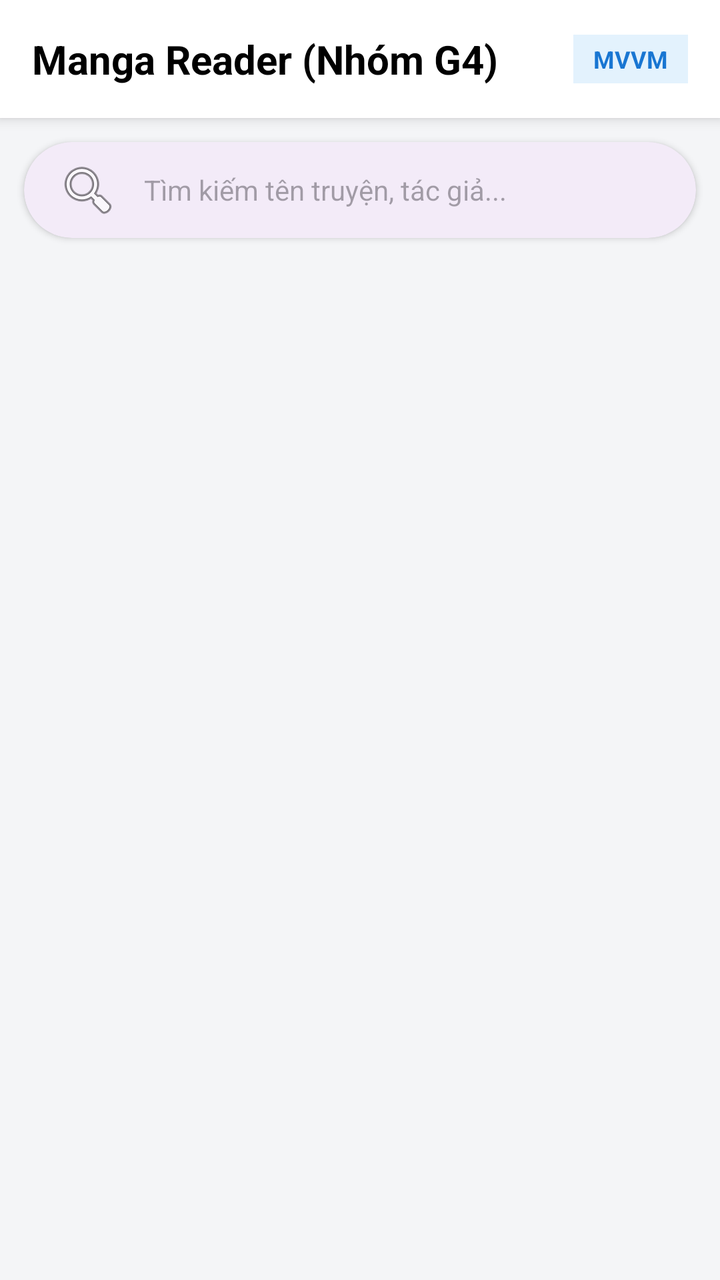
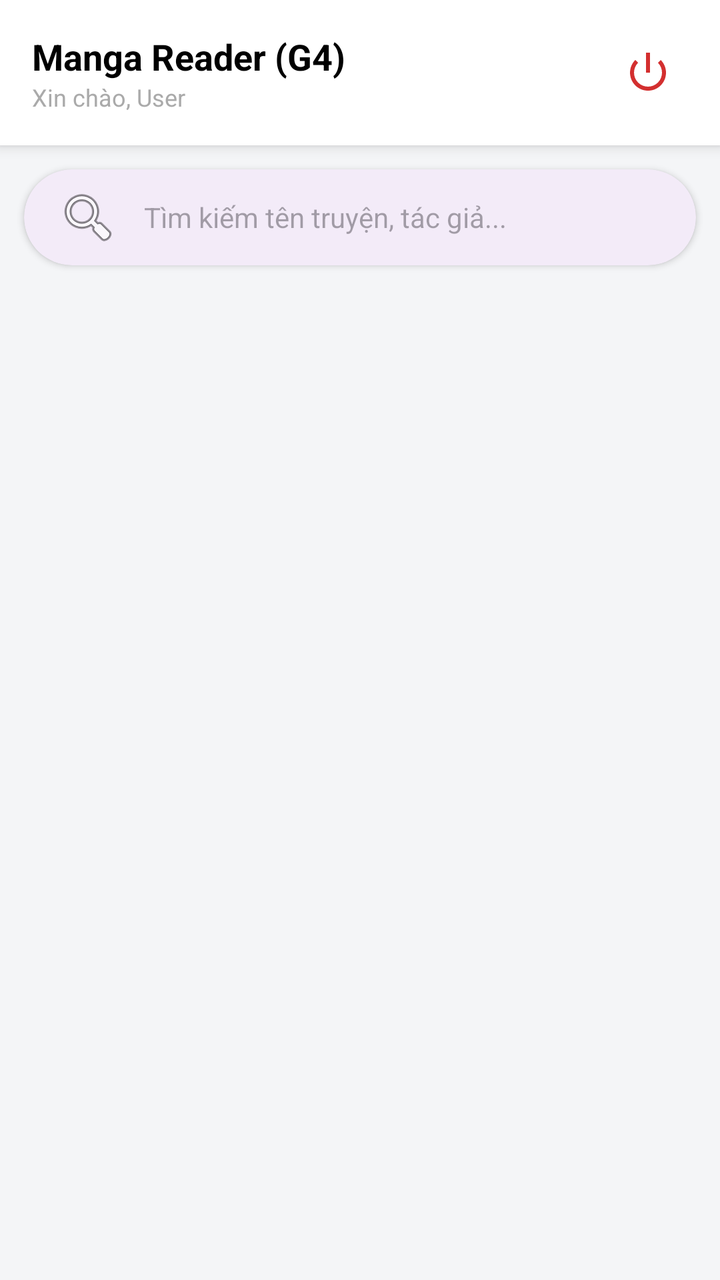

Screens rendered from an Android XML layout before and after an edit, with the pre-edit source and the edit as a unified diff.
<!-- AndroidManifest.xml: application theme Theme.App_manga_g4 -->
<!-- res/layout/activity_main.xml -->
<?xml version="1.0" encoding="utf-8"?>
<LinearLayout xmlns:android="http://schemas.android.com/apk/res/android"
    xmlns:app="http://schemas.android.com/apk/res-auto"
    xmlns:tools="http://schemas.android.com/tools"
    android:id="@+id/main"
    android:layout_width="match_parent"
    android:layout_height="match_parent"
    android:orientation="vertical"
    android:background="#F4F5F7"
    tools:context=".MainActivity">

    
    <LinearLayout
        android:layout_width="match_parent"
        android:layout_height="wrap_content"
        android:orientation="horizontal"
        android:padding="16dp"
        android:background="@android:color/white"
        android:elevation="4dp"
        android:gravity="center_vertical">

        <TextView
            android:layout_width="0dp"
            android:layout_height="wrap_content"
            android:layout_weight="1"
            android:text="Manga Reader (Nhóm G4)"
            android:textColor="@android:color/black"
            android:textSize="20sp"
            android:textStyle="bold" />

        <TextView
            android:layout_width="wrap_content"
            android:layout_height="wrap_content"
            android:text="MVVM"
            android:background="#E3F2FD"
            android:textColor="#1976D2"
            android:paddingHorizontal="10dp"
            android:paddingVertical="4dp"
            android:textStyle="bold"
            android:textSize="12sp" />
    </LinearLayout>

    
    <com.google.android.material.card.MaterialCardView
        android:layout_width="match_parent"
        android:layout_height="wrap_content"
        android:layout_margin="12dp"
        app:cardCornerRadius="24dp"
        app:cardElevation="2dp"
        app:strokeWidth="0dp">

        <EditText
            android:id="@+id/etSearch"
            android:layout_width="match_parent"
            android:layout_height="48dp"
            android:background="@null"
            android:drawableStart="@android:drawable/ic_menu_search"
            android:drawablePadding="12dp"
            android:hint="Tìm kiếm tên truyện, tác giả..."
            android:paddingHorizontal="16dp"
            android:inputType="text"
            android:maxLines="1"
            android:textSize="14sp" />
    </com.google.android.material.card.MaterialCardView>

    
    <FrameLayout
        android:layout_width="match_parent"
        android:layout_height="match_parent">

        <ProgressBar
            android:id="@+id/pbHomeLoading"
            android:layout_width="wrap_content"
            android:layout_height="wrap_content"
            android:layout_gravity="center"
            android:visibility="gone" />

        <TextView
            android:id="@+id/tvEmpty"
            android:layout_width="wrap_content"
            android:layout_height="wrap_content"
            android:layout_gravity="center"
            android:text="Không tìm thấy truyện nào!"
            android:textColor="@android:color/darker_gray"
            android:textSize="15sp"
            android:visibility="gone" />

        <androidx.recyclerview.widget.RecyclerView
            android:id="@+id/rvComics"
            android:layout_width="match_parent"
            android:layout_height="match_parent"
            android:clipToPadding="false"
            android:padding="6dp" />
    </FrameLayout>

</LinearLayout>
<!-- resources referenced by this layout -->
<resources>
  <style name="Theme.App_manga_g4" parent="Base.Theme.App_manga_g4" />
  <style name="Base.Theme.App_manga_g4" parent="Theme.Material3.DayNight.NoActionBar">
          
          
      </style>
</resources>

<!-- the commit's change to res/layout/activity_main.xml (unified diff, before → after) -->
@@ -19,25 +19,37 @@
         android:elevation="4dp"
         android:gravity="center_vertical">
 
-        <TextView
+        <LinearLayout
             android:layout_width="0dp"
             android:layout_height="wrap_content"
             android:layout_weight="1"
-            android:text="Manga Reader (Nhóm G4)"
-            android:textColor="@android:color/black"
-            android:textSize="20sp"
-            android:textStyle="bold" />
+            android:orientation="vertical">
 
-        <TextView
-            android:layout_width="wrap_content"
-            android:layout_height="wrap_content"
-            android:text="MVVM"
-            android:background="#E3F2FD"
-            android:textColor="#1976D2"
-            android:paddingHorizontal="10dp"
-            android:paddingVertical="4dp"
-            android:textStyle="bold"
-            android:textSize="12sp" />
+            <TextView
+                android:layout_width="wrap_content"
+                android:layout_height="wrap_content"
+                android:text="Manga Reader (G4)"
+                android:textColor="@android:color/black"
+                android:textSize="18sp"
+                android:textStyle="bold" />
+
+            <TextView
+                android:id="@+id/tvUserEmail"
+                android:layout_width="wrap_content"
+                android:layout_height="wrap_content"
+                android:text="Xin chào, User"
+                android:textColor="@android:color/darker_gray"
+                android:textSize="12sp" />
+        </LinearLayout>
+
+        <ImageButton
+            android:id="@+id/btnLogout"
+            android:layout_width="40dp"
+            android:layout_height="40dp"
+            android:background="?android:attr/selectableItemBackgroundBorderless"
+            android:contentDescription="Đăng xuất"
+            android:src="@android:drawable/ic_lock_power_off"
+            app:tint="#D32F2F" />
     </LinearLayout>
 
     
@@ -57,9 +69,9 @@
             android:drawableStart="@android:drawable/ic_menu_search"
             android:drawablePadding="12dp"
             android:hint="Tìm kiếm tên truyện, tác giả..."
-            android:paddingHorizontal="16dp"
             android:inputType="text"
             android:maxLines="1"
+            android:paddingHorizontal="16dp"
             android:textSize="14sp" />
     </com.google.android.material.card.MaterialCardView>
 
@@ -80,7 +92,7 @@
             android:layout_width="wrap_content"
             android:layout_height="wrap_content"
             android:layout_gravity="center"
-            android:text="Không tìm thấy truyện nào!"
+            android:text="Không tìm thấy truyện nào trên Supabase!"
             android:textColor="@android:color/darker_gray"
             android:textSize="15sp"
             android:visibility="gone" />
